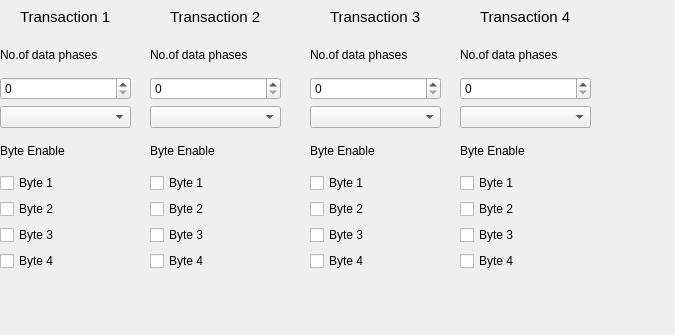
This is PCIsimulator/subwindow.ui in Qt-Widgets/PCIbusQTgui as Qt 5 draws it before an edit. The edited form follows.
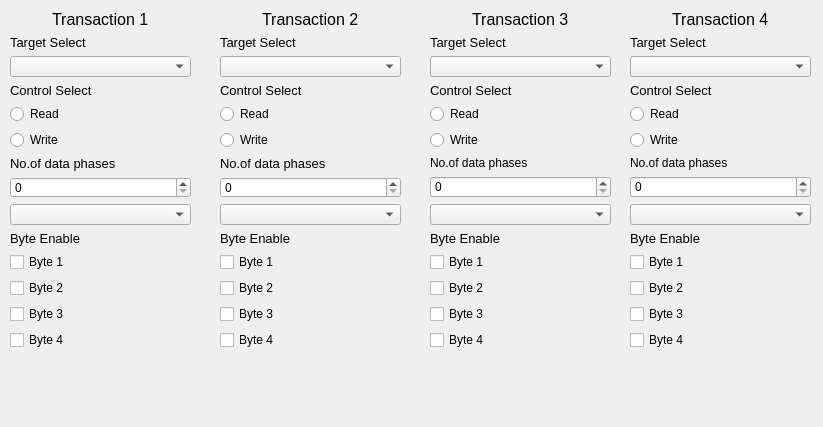
This is the edited form.

Patch:
```diff
--- a/PCIsimulator/subwindow.ui
+++ b/PCIsimulator/subwindow.ui
@@ -6,97 +6,20 @@
    <rect>
     <x>0</x>
     <y>0</y>
-    <width>675</width>
-    <height>335</height>
+    <width>823</width>
+    <height>427</height>
    </rect>
   </property>
   <property name="windowTitle">
    <string>Dialog</string>
   </property>
-  <widget class="QWidget" name="layoutWidget">
-   <property name="geometry">
-    <rect>
-     <x>150</x>
-     <y>0</y>
-     <width>131</width>
-     <height>271</height>
-    </rect>
-   </property>
-   <layout class="QVBoxLayout" name="verticalLayout_5">
-    <item alignment="Qt::AlignHCenter">
-     <widget class="QLabel" name="label_7">
-      <property name="font">
-       <font>
-        <pointsize>11</pointsize>
-       </font>
-      </property>
-      <property name="text">
-       <string>Transaction 2</string>
-      </property>
-     </widget>
-    </item>
-    <item>
-     <widget class="QLabel" name="label_8">
-      <property name="font">
-       <font>
-        <pointsize>9</pointsize>
-       </font>
-      </property>
-      <property name="text">
-       <string>No.of data phases</string>
-      </property>
-     </widget>
-    </item>
-    <item>
-     <widget class="QSpinBox" name="Trans2_Spinbox"/>
-    </item>
-    <item>
-     <widget class="QComboBox" name="Trans2_comboBox"/>
-    </item>
-    <item>
-     <widget class="QLabel" name="label_9">
-      <property name="text">
-       <string>Byte Enable</string>
-      </property>
-     </widget>
-    </item>
-    <item>
-     <widget class="QCheckBox" name="Trans2_Byte1">
-      <property name="text">
-       <string>Byte 1</string>
-      </property>
-     </widget>
-    </item>
-    <item>
-     <widget class="QCheckBox" name="Trans2_Byte2">
-      <property name="text">
-       <string>Byte 2</string>
-      </property>
-     </widget>
-    </item>
-    <item>
-     <widget class="QCheckBox" name="Trans2_Byte3">
-      <property name="text">
-       <string>Byte 3</string>
-      </property>
-     </widget>
-    </item>
-    <item>
-     <widget class="QCheckBox" name="Trans2_Byte4">
-      <property name="text">
-       <string>Byte 4</string>
-      </property>
-     </widget>
-    </item>
-   </layout>
-  </widget>
   <widget class="QWidget" name="layoutWidget_2">
    <property name="geometry">
     <rect>
-     <x>310</x>
-     <y>0</y>
-     <width>131</width>
-     <height>271</height>
+     <x>430</x>
+     <y>10</y>
+     <width>181</width>
+     <height>341</height>
     </rect>
    </property>
    <layout class="QVBoxLayout" name="verticalLayout_6">
@@ -104,7 +27,7 @@
      <widget class="QLabel" name="label_10">
       <property name="font">
        <font>
-        <pointsize>11</pointsize>
+        <pointsize>12</pointsize>
        </font>
       </property>
       <property name="text">
@@ -112,6 +35,47 @@
       </property>
      </widget>
     </item>
+    <item>
+     <widget class="QLabel" name="label_3">
+      <property name="font">
+       <font>
+        <pointsize>10</pointsize>
+       </font>
+      </property>
+      <property name="text">
+       <string>Target Select</string>
+      </property>
+     </widget>
+    </item>
+    <item>
+     <widget class="QComboBox" name="Trans3_Target"/>
+    </item>
+    <item>
+     <widget class="QLabel" name="label_19">
+      <property name="font">
+       <font>
+        <pointsize>10</pointsize>
+       </font>
+      </property>
+      <property name="text">
+       <string>Control Select</string>
+      </property>
+     </widget>
+    </item>
+    <item>
+     <widget class="QRadioButton" name="Trans3_ReadRadio">
+      <property name="text">
+       <string>Read</string>
+      </property>
+     </widget>
+    </item>
+    <item>
+     <widget class="QRadioButton" name="Trans3_WriteRadio">
+      <property name="text">
+       <string>Write</string>
+      </property>
+     </widget>
+    </item>
     <item>
      <widget class="QLabel" name="label_11">
       <property name="font">
@@ -132,6 +96,11 @@
     </item>
     <item>
      <widget class="QLabel" name="label_12">
+      <property name="font">
+       <font>
+        <pointsize>10</pointsize>
+       </font>
+      </property>
       <property name="text">
        <string>Byte Enable</string>
       </property>
@@ -170,10 +139,10 @@
   <widget class="QWidget" name="layoutWidget_3">
    <property name="geometry">
     <rect>
-     <x>460</x>
-     <y>0</y>
-     <width>131</width>
-     <height>271</height>
+     <x>630</x>
+     <y>10</y>
+     <width>181</width>
+     <height>341</height>
     </rect>
    </property>
    <layout class="QVBoxLayout" name="verticalLayout_7">
@@ -181,7 +150,7 @@
      <widget class="QLabel" name="label_13">
       <property name="font">
        <font>
-        <pointsize>11</pointsize>
+        <pointsize>12</pointsize>
        </font>
       </property>
       <property name="text">
@@ -189,6 +158,47 @@
       </property>
      </widget>
     </item>
+    <item>
+     <widget class="QLabel" name="label_16">
+      <property name="font">
+       <font>
+        <pointsize>10</pointsize>
+       </font>
+      </property>
+      <property name="text">
+       <string>Target Select</string>
+      </property>
+     </widget>
+    </item>
+    <item>
+     <widget class="QComboBox" name="Trans4_Target"/>
+    </item>
+    <item>
+     <widget class="QLabel" name="label_20">
+      <property name="font">
+       <font>
+        <pointsize>10</pointsize>
+       </font>
+      </property>
+      <property name="text">
+       <string>Control Select</string>
+      </property>
+     </widget>
+    </item>
+    <item>
+     <widget class="QRadioButton" name="Trans4_ReadRadio">
+      <property name="text">
+       <string>Read</string>
+      </property>
+     </widget>
+    </item>
+    <item>
+     <widget class="QRadioButton" name="Trans4_WriteRadio">
+      <property name="text">
+       <string>Write</string>
+      </property>
+     </widget>
+    </item>
     <item>
      <widget class="QLabel" name="label_14">
       <property name="font">
@@ -209,6 +219,11 @@
     </item>
     <item>
      <widget class="QLabel" name="label_15">
+      <property name="font">
+       <font>
+        <pointsize>10</pointsize>
+       </font>
+      </property>
       <property name="text">
        <string>Byte Enable</string>
       </property>
@@ -247,10 +262,10 @@
   <widget class="QWidget" name="layoutWidget_4">
    <property name="geometry">
     <rect>
-     <x>0</x>
-     <y>0</y>
-     <width>131</width>
-     <height>271</height>
+     <x>10</x>
+     <y>10</y>
+     <width>181</width>
+     <height>341</height>
     </rect>
    </property>
    <layout class="QVBoxLayout" name="verticalLayout_4">
@@ -258,7 +273,7 @@
      <widget class="QLabel" name="label_6">
       <property name="font">
        <font>
-        <pointsize>11</pointsize>
+        <pointsize>12</pointsize>
        </font>
       </property>
       <property name="text">
@@ -266,11 +281,52 @@
       </property>
      </widget>
     </item>
+    <item>
+     <widget class="QLabel" name="label">
+      <property name="font">
+       <font>
+        <pointsize>10</pointsize>
+       </font>
+      </property>
+      <property name="text">
+       <string>Target Select</string>
+      </property>
+     </widget>
+    </item>
+    <item>
+     <widget class="QComboBox" name="Trans1_Target"/>
+    </item>
+    <item>
+     <widget class="QLabel" name="label_17">
+      <property name="font">
+       <font>
+        <pointsize>10</pointsize>
+       </font>
+      </property>
+      <property name="text">
+       <string>Control Select</string>
+      </property>
+     </widget>
+    </item>
+    <item>
+     <widget class="QRadioButton" name="Trans1_ReadRadio">
+      <property name="text">
+       <string>Read</string>
+      </property>
+     </widget>
+    </item>
+    <item>
+     <widget class="QRadioButton" name="Trans1_WriteRadio">
+      <property name="text">
+       <string>Write</string>
+      </property>
+     </widget>
+    </item>
     <item>
      <widget class="QLabel" name="label_4">
       <property name="font">
        <font>
-        <pointsize>9</pointsize>
+        <pointsize>10</pointsize>
        </font>
       </property>
       <property name="text">
@@ -286,6 +342,11 @@
     </item>
     <item>
      <widget class="QLabel" name="label_5">
+      <property name="font">
+       <font>
+        <pointsize>10</pointsize>
+       </font>
+      </property>
       <property name="text">
        <string>Byte Enable</string>
       </property>
@@ -321,6 +382,129 @@
     </item>
    </layout>
   </widget>
+  <widget class="QWidget" name="layoutWidget_5">
+   <property name="geometry">
+    <rect>
+     <x>220</x>
+     <y>10</y>
+     <width>181</width>
+     <height>341</height>
+    </rect>
+   </property>
+   <layout class="QVBoxLayout" name="verticalLayout_5">
+    <item alignment="Qt::AlignHCenter">
+     <widget class="QLabel" name="label_7">
+      <property name="font">
+       <font>
+        <pointsize>12</pointsize>
+       </font>
+      </property>
+      <property name="text">
+       <string>Transaction 2</string>
+      </property>
+     </widget>
+    </item>
+    <item>
+     <widget class="QLabel" name="label_2">
+      <property name="font">
+       <font>
+        <pointsize>10</pointsize>
+       </font>
+      </property>
+      <property name="text">
+       <string>Target Select</string>
+      </property>
+     </widget>
+    </item>
+    <item>
+     <widget class="QComboBox" name="Trans2_Target"/>
+    </item>
+    <item>
+     <widget class="QLabel" name="label_18">
+      <property name="font">
+       <font>
+        <pointsize>10</pointsize>
+       </font>
+      </property>
+      <property name="text">
+       <string>Control Select</string>
+      </property>
+     </widget>
+    </item>
+    <item>
+     <widget class="QRadioButton" name="Trans2_ReadRadio">
+      <property name="text">
+       <string>Read</string>
+      </property>
+     </widget>
+    </item>
+    <item>
+     <widget class="QRadioButton" name="Trans2_WriteRadio">
+      <property name="text">
+       <string>Write</string>
+      </property>
+     </widget>
+    </item>
+    <item>
+     <widget class="QLabel" name="label_8">
+      <property name="font">
+       <font>
+        <pointsize>10</pointsize>
+       </font>
+      </property>
+      <property name="text">
+       <string>No.of data phases</string>
+      </property>
+     </widget>
+    </item>
+    <item>
+     <widget class="QSpinBox" name="Trans2_Spinbox"/>
+    </item>
+    <item>
+     <widget class="QComboBox" name="Trans2_comboBox"/>
+    </item>
+    <item>
+     <widget class="QLabel" name="label_9">
+      <property name="font">
+       <font>
+        <pointsize>10</pointsize>
+       </font>
+      </property>
+      <property name="text">
+       <string>Byte Enable</string>
+      </property>
+     </widget>
+    </item>
+    <item>
+     <widget class="QCheckBox" name="Trans2_Byte1">
+      <property name="text">
+       <string>Byte 1</string>
+      </property>
+     </widget>
+    </item>
+    <item>
+     <widget class="QCheckBox" name="Trans2_Byte2">
+      <property name="text">
+       <string>Byte 2</string>
+      </property>
+     </widget>
+    </item>
+    <item>
+     <widget class="QCheckBox" name="Trans2_Byte3">
+      <property name="text">
+       <string>Byte 3</string>
+      </property>
+     </widget>
+    </item>
+    <item>
+     <widget class="QCheckBox" name="Trans2_Byte4">
+      <property name="text">
+       <string>Byte 4</string>
+      </property>
+     </widget>
+    </item>
+   </layout>
+  </widget>
  </widget>
  <resources/>
  <connections/>
```
